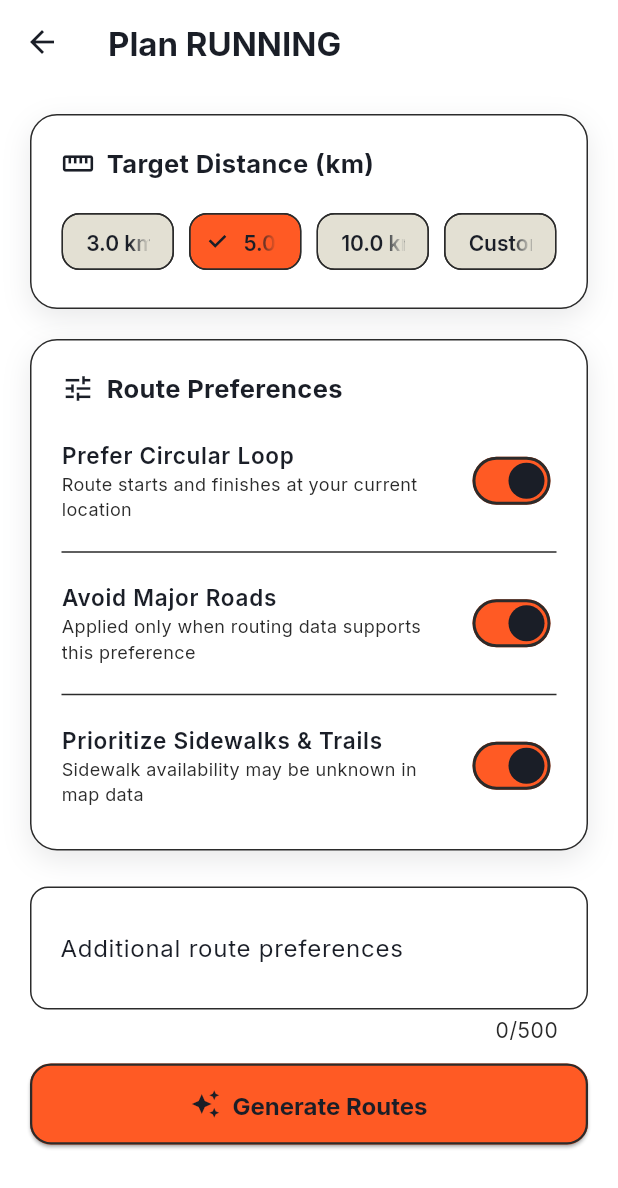
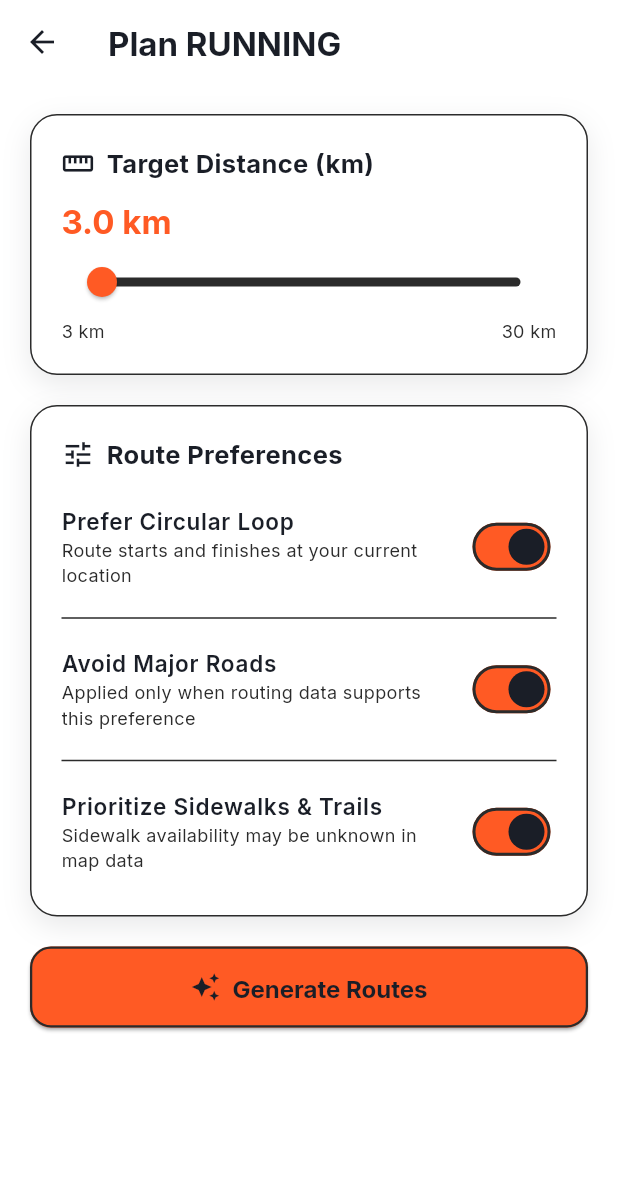
Before and after one commit to Sherwinval/Karipa, a Flutter app: the RoutePlanningScreen screen opened by its route, on a phone screen of 412 x 824 dp. Shown: the top 1188 px of the screen. Run offline on Flutter 3.47's test engine with Material 3 defaults, Android fonts, the phone set to English and light mode, and no system bars; our stand-ins replace flutter_map, geolocator, google_fonts, image_picker, latlong2, shared_preferences; accounts and stored records are empty; network calls fail.

Commit message:
feat: update activity history screen with back navigation and add tests for route planning distance slider

```diff
--- a/mobile/lib/screens/activity_history_screen.dart
+++ b/mobile/lib/screens/activity_history_screen.dart
@@ -64,6 +64,12 @@ class _ActivityHistoryScreenState extends State<ActivityHistoryScreen> {
     return Scaffold(
       backgroundColor: Theme.of(context).colorScheme.surface,
       appBar: AppBar(
+        leading: IconButton(
+          icon: const Icon(Icons.arrow_back),
+          tooltip: 'Back',
+          onPressed: () => Navigator.of(context)
+              .pushNamedAndRemoveUntil('/home', (route) => false),
+        ),
         title: const Text('Activity History',
             style: TextStyle(fontWeight: FontWeight.bold)),
         backgroundColor: Theme.of(context).colorScheme.surface,
--- a/mobile/lib/screens/route_planning_screen.dart
+++ b/mobile/lib/screens/route_planning_screen.dart
@@ -1,9 +1,7 @@
 import 'package:flutter/material.dart';
-import 'package:provider/provider.dart';
 import '../theme/design_tokens.dart';
 import '../services/location_service.dart';
 import '../services/api_service.dart';
-import '../services/unit_preferences.dart';
 
 class RoutePlanningScreen extends StatefulWidget {
   final String activity;
@@ -15,12 +13,11 @@ class RoutePlanningScreen extends StatefulWidget {
 }
 
 class _RoutePlanningScreenState extends State<RoutePlanningScreen> {
-  final _distanceFormKey = GlobalKey<FormState>();
-  double _targetDistanceKm = 5.0;
-  final TextEditingController _customDistanceController =
-      TextEditingController();
-  final TextEditingController _routeNotesController = TextEditingController();
-  bool _isCustomDistance = false;
+  static const _minimumTargetDistanceKm = 3.0;
+  static const _maximumTargetDistanceKm = 30.0;
+  static const _targetDistanceStepKm = 0.5;
+
+  double _targetDistanceKm = _minimumTargetDistanceKm;
 
   bool _avoidMajorRoads = true;
   bool _preferSidewalks = true;
@@ -36,30 +33,8 @@ class _RoutePlanningScreenState extends State<RoutePlanningScreen> {
     _preferCyclingLanes = widget.activity.toLowerCase() == 'cycling';
   }
 
-  @override
-  void dispose() {
-    _customDistanceController.dispose();
-    _routeNotesController.dispose();
-    super.dispose();
-  }
-
   Future<void> _handleGenerateRoutes() async {
-    if (_isCustomDistance && !_distanceFormKey.currentState!.validate()) {
-      return;
-    }
-    final displayedDistance = _isCustomDistance
-        ? double.tryParse(_customDistanceController.text.trim())
-        : _targetDistanceKm;
-    if (displayedDistance == null ||
-        !displayedDistance.isFinite ||
-        displayedDistance <= 0) {
-      setState(() => _errorMessage =
-          'Enter a positive target distance in ${context.read<UnitPreferences>().distanceUnit}.');
-      return;
-    }
-    final distance = _isCustomDistance
-        ? context.read<UnitPreferences>().distanceToKm(displayedDistance)
-        : displayedDistance;
+    final distance = _targetDistanceKm;
 
     setState(() {
       _isGenerating = true;
@@ -100,7 +75,6 @@ class _RoutePlanningScreenState extends State<RoutePlanningScreen> {
         },
         latitude: position.latitude,
         longitude: position.longitude,
-        additionalNotes: _routeNotesController.text,
       );
 
       if (!mounted) return;
@@ -132,7 +106,7 @@ class _RoutePlanningScreenState extends State<RoutePlanningScreen> {
 
   @override
   Widget build(BuildContext context) {
-    final units = context.watch<UnitPreferences>();
+    final colorScheme = Theme.of(context).colorScheme;
     return Scaffold(
       backgroundColor: Theme.of(context).colorScheme.surface,
       appBar: AppBar(
@@ -162,65 +136,71 @@ class _RoutePlanningScreenState extends State<RoutePlanningScreen> {
                             color: Theme.of(context).colorScheme.onSurface,
                             size: 22),
                         const SizedBox(width: 8),
-                        Text(
-                          'Target Distance (${units.distanceUnit})',
+                        Flexible(
+                          child: Text(
+                            'Target Distance (km)',
                             style: TextStyle(
                                 fontSize: 17,
                                 fontWeight: FontWeight.bold,
-                              color: Theme.of(context).colorScheme.onSurface),
+                                color: colorScheme.onSurface),
+                          ),
                         ),
                       ],
                     ),
-                    const SizedBox(height: 16),
+                    const SizedBox(height: 12),
+                    Text(
+                      '${_targetDistanceKm.toStringAsFixed(1)} km',
+                      style: Theme.of(context).textTheme.titleLarge?.copyWith(
+                            color: KaripaPalette.coral,
+                            fontWeight: FontWeight.bold,
+                          ),
+                    ),
+                    SliderTheme(
+                      data: SliderTheme.of(context).copyWith(
+                        trackHeight: 6,
+                        activeTrackColor: KaripaPalette.coral,
+                        inactiveTrackColor: colorScheme.outlineVariant,
+                        thumbColor: KaripaPalette.coral,
+                        overlayColor:
+                            KaripaPalette.coral.withValues(alpha: 0.16),
+                        valueIndicatorColor: KaripaPalette.coral,
+                        valueIndicatorTextStyle: const TextStyle(
+                          color: KaripaPalette.midnight,
+                          fontWeight: FontWeight.w600,
+                        ),
+                      ),
+                      child: Slider(
+                        value: _targetDistanceKm,
+                        min: _minimumTargetDistanceKm,
+                        max: _maximumTargetDistanceKm,
+                        divisions: ((_maximumTargetDistanceKm -
+                                    _minimumTargetDistanceKm) /
+                                _targetDistanceStepKm)
+                            .round(),
+                        label: '${_targetDistanceKm.toStringAsFixed(1)} km',
+                        semanticFormatterCallback: (value) =>
+                            '${value.toStringAsFixed(1)} km',
+                        onChanged: (value) =>
+                            setState(() => _targetDistanceKm = value),
+                      ),
+                    ),
                     Row(
+                      mainAxisAlignment: MainAxisAlignment.spaceBetween,
                       children: [
-                        _buildPresetChip(3.0,
-                            '${units.distanceFromKm(3).toStringAsFixed(1)} ${units.distanceUnit}'),
-                        const SizedBox(width: 10),
-                        _buildPresetChip(5.0,
-                            '${units.distanceFromKm(5).toStringAsFixed(1)} ${units.distanceUnit}'),
-                        const SizedBox(width: 10),
-                        _buildPresetChip(10.0,
-                            '${units.distanceFromKm(10).toStringAsFixed(1)} ${units.distanceUnit}'),
-                        const SizedBox(width: 10),
-                        _buildCustomChip(),
+                        Text(
+                          '3 km',
+                          style: TextStyle(
+                              color: colorScheme.onSurfaceVariant,
+                              fontSize: 12),
+                        ),
+                        Text(
+                          '30 km',
+                          style: TextStyle(
+                              color: colorScheme.onSurfaceVariant,
+                              fontSize: 12),
+                        ),
                       ],
                     ),
-                    if (_isCustomDistance) ...[
-                      const SizedBox(height: 16),
-                      Form(
-                        key: _distanceFormKey,
-                        child: TextFormField(
-                          controller: _customDistanceController,
-                          keyboardType: const TextInputType.numberWithOptions(
-                              decimal: true),
-                          decoration: InputDecoration(
-                            labelText: 'Custom target distance',
-                            suffixText: units.distanceUnit,
-                            border: OutlineInputBorder(
-                                borderRadius: BorderRadius.circular(12)),
-                          ),
-                          validator: (value) {
-                            final number = double.tryParse(value?.trim() ?? '');
-                            if (number == null || !number.isFinite) {
-                              return 'Enter a valid distance in ${units.distanceUnit}.';
-                            }
-                            if (number <= 0) {
-                              return 'Distance must be greater than zero ${units.distanceUnit}.';
-                            }
-                            return null;
-                          },
-                        ),
-                      ),
-                      const SizedBox(height: 8),
-                      Text(
-                        'Routes are ranked by actual network distance. A maximum distance deviation is not assumed unless the project configures one.',
-                        style: TextStyle(
-                          fontSize: 12,
-                          color: Theme.of(context).colorScheme.onSurfaceVariant,
-                        ),
-                      ),
-                    ],
                   ],
                 ),
               ),
@@ -241,12 +221,15 @@ class _RoutePlanningScreenState extends State<RoutePlanningScreen> {
                               color: Theme.of(context).colorScheme.onSurface,
                               size: 22),
                           const SizedBox(width: 8),
-                          Text(
+                          Flexible(
+                            child: Text(
                               'Route Preferences',
                               style: TextStyle(
                                   fontSize: 17,
                                   fontWeight: FontWeight.bold,
-                                color: Theme.of(context).colorScheme.onSurface),
+                                  color:
+                                      Theme.of(context).colorScheme.onSurface),
+                            ),
                           ),
                         ],
                       ),
@@ -305,20 +288,7 @@ class _RoutePlanningScreenState extends State<RoutePlanningScreen> {
                   ),
                 ),
               ),
-              const SizedBox(height: 24),
-              TextField(
-                controller: _routeNotesController,
-                maxLength: 500,
-                maxLines: 2,
-                decoration: InputDecoration(
-                  labelText: 'Additional route preferences',
-                  hintText: 'For example: avoid hills or prefer a quiet loop',
-                  border: OutlineInputBorder(
-                      borderRadius: BorderRadius.circular(12)),
-                ),
-              ),
-              const SizedBox(height: 12),
-
+              if (_errorMessage == null) const SizedBox(height: 20),
               if (_errorMessage != null)
                 Container(
                   padding: const EdgeInsets.all(14),
@@ -368,8 +338,10 @@ class _RoutePlanningScreenState extends State<RoutePlanningScreen> {
                                 color: KaripaPalette.midnight, strokeWidth: 2),
                           ),
                           SizedBox(width: 12),
-                          Text('Generating & Ranking Routes...',
+                          Flexible(
+                            child: Text('Generating & Ranking Routes...',
                                 style: TextStyle(fontWeight: FontWeight.bold)),
+                          ),
                         ],
                       )
                     : const Row(
@@ -377,14 +349,17 @@ class _RoutePlanningScreenState extends State<RoutePlanningScreen> {
                         children: [
                           Icon(Icons.auto_awesome, size: 20),
                           SizedBox(width: 8),
-                          Text(
+                          Flexible(
+                            child: Text(
                               'Generate Routes',
                               style: TextStyle(
                                   fontSize: 16, fontWeight: FontWeight.bold),
                             ),
+                          ),
                         ],
                       ),
               ),
+              const SizedBox(height: 24),
             ],
           ),
         ),
@@ -407,46 +382,4 @@ class _RoutePlanningScreenState extends State<RoutePlanningScreen> {
       ],
     );
   }
-
-  Widget _buildPresetChip(double distance, String label) {
-    final isSelected = !_isCustomDistance && _targetDistanceKm == distance;
-    return Expanded(
-      child: ChoiceChip(
-        label: Text(label),
-        selected: isSelected,
-        selectedColor: KaripaPalette.coral,
-        labelStyle: const TextStyle(
-          color: KaripaPalette.midnight,
-          fontWeight: FontWeight.w600,
-        ),
-        onSelected: (val) {
-          if (val) {
-            setState(() {
-              _isCustomDistance = false;
-              _targetDistanceKm = distance;
-            });
 }
-        },
-      ),
-    );
-  }
-
-  Widget _buildCustomChip() {
-    return Expanded(
-      child: ChoiceChip(
-        label: const Text('Custom'),
-        selected: _isCustomDistance,
-        selectedColor: KaripaPalette.coral,
-        labelStyle: const TextStyle(
-          color: KaripaPalette.midnight,
-          fontWeight: FontWeight.w600,
-        ),
-        onSelected: (val) {
-          setState(() {
-            _isCustomDistance = true;
-          });
-        },
-      ),
-    );
-  }
-}
```
Also changed, not shown: 2 other files. Lines whose indentation alone changed are shown as unchanged.
